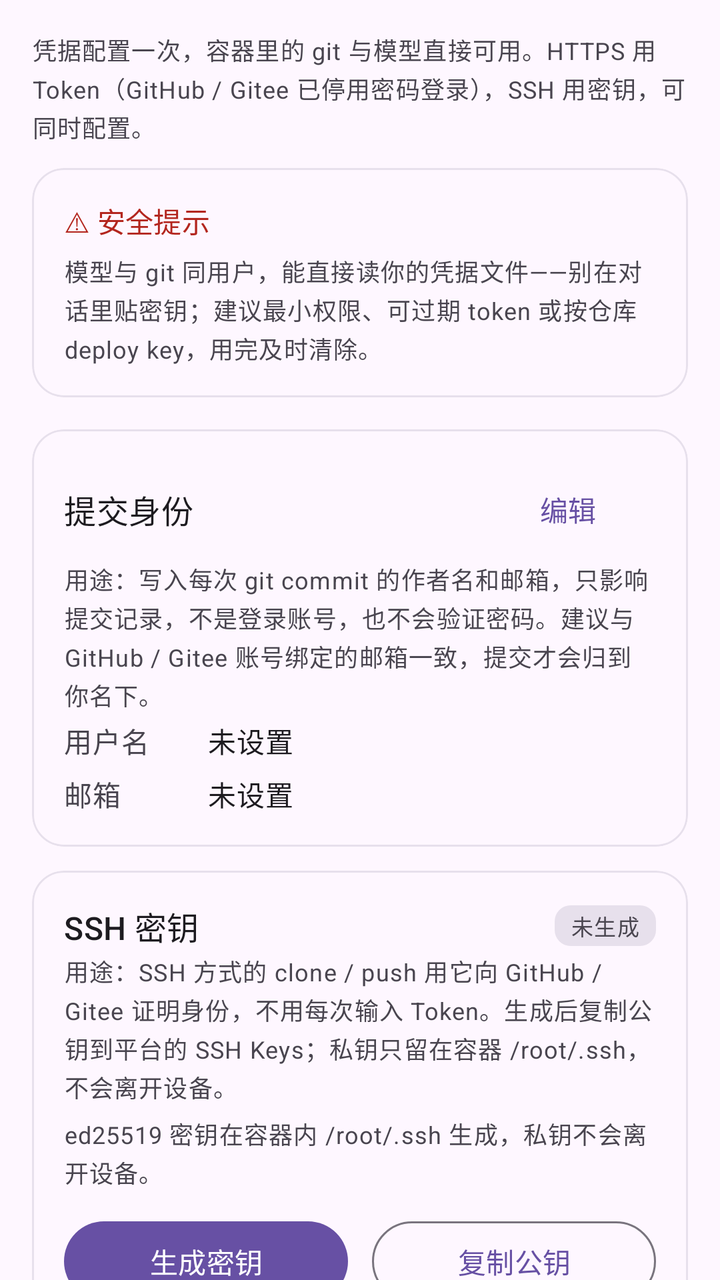
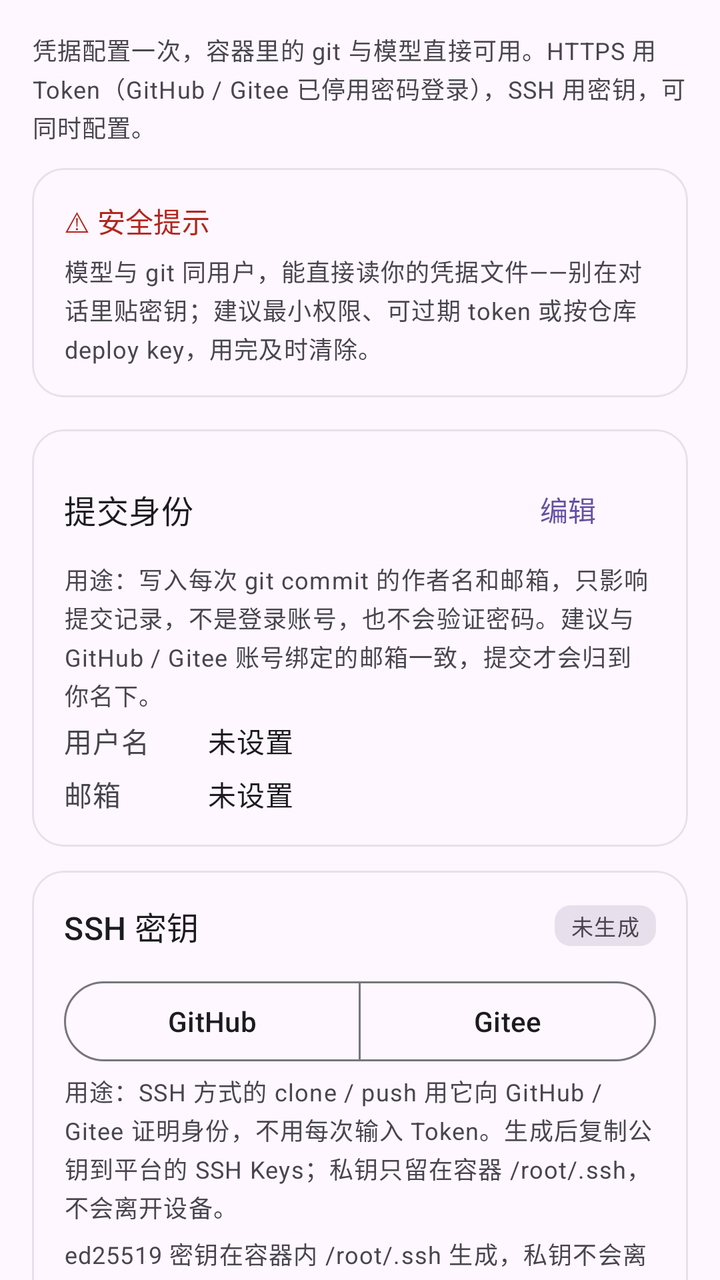

Two renders of the same Android screen: before a commit and after it. Below are the layout's source before the change and the commit's diff.
<!-- AndroidManifest.xml: application theme Theme.CodeTool.Starting -->
<!-- res/layout/fragment_git.xml -->
<?xml version="1.0" encoding="utf-8"?>
<ScrollView xmlns:android="http://schemas.android.com/apk/res/android"
    xmlns:app="http://schemas.android.com/apk/res-auto"
    android:layout_width="match_parent"
    android:layout_height="match_parent"
    android:background="?android:attr/colorBackground"
    android:scrollbars="none"
    android:fillViewport="true">

    <LinearLayout
        android:layout_width="match_parent"
        android:layout_height="wrap_content"
        android:orientation="vertical"
        android:padding="16dp">

        <com.google.android.material.textview.MaterialTextView
            android:layout_width="match_parent"
            android:layout_height="wrap_content"
            android:text="凭据配置一次，容器里的 git 与模型直接可用。HTTPS 用 Token（GitHub / Gitee 已停用密码登录），SSH 用密钥，可同时配置。"
            android:textAppearance="?attr/textAppearanceBodySmall"
            android:textColor="?attr/colorOnSurfaceVariant" />

        
        <com.google.android.material.card.MaterialCardView
            android:layout_width="match_parent"
            android:layout_height="wrap_content"
            android:layout_marginTop="12dp"
            app:cardCornerRadius="16dp"
            app:cardElevation="0dp"
            app:strokeWidth="1dp"
            app:strokeColor="?attr/colorSurfaceVariant">

            <LinearLayout
                android:layout_width="match_parent"
                android:layout_height="wrap_content"
                android:orientation="vertical"
                android:padding="16dp">

                <com.google.android.material.textview.MaterialTextView
                    android:layout_width="wrap_content"
                    android:layout_height="wrap_content"
                    android:text="⚠ 安全提示"
                    android:textAppearance="?attr/textAppearanceTitleSmall"
                    android:textColor="?attr/colorError" />

                <com.google.android.material.textview.MaterialTextView
                    android:layout_width="match_parent"
                    android:layout_height="wrap_content"
                    android:layout_marginTop="6dp"
                    android:text="模型与 git 同用户，能直接读你的凭据文件——别在对话里贴密钥；建议最小权限、可过期 token 或按仓库 deploy key，用完及时清除。"
                    android:textAppearance="?attr/textAppearanceBodySmall"
                    android:textColor="?attr/colorOnSurfaceVariant" />
            </LinearLayout>
        </com.google.android.material.card.MaterialCardView>

        
        <LinearLayout
            android:id="@+id/gitAccountList"
            android:layout_width="match_parent"
            android:layout_height="wrap_content"
            android:layout_marginTop="12dp"
            android:orientation="vertical" />

        
        <com.google.android.material.card.MaterialCardView
            android:layout_width="match_parent"
            android:layout_height="wrap_content"
            android:layout_marginTop="4dp"
            app:cardCornerRadius="16dp"
            app:cardElevation="0dp"
            app:strokeWidth="1dp"
            app:strokeColor="?attr/colorSurfaceVariant">

            <LinearLayout
                android:layout_width="match_parent"
                android:layout_height="wrap_content"
                android:orientation="vertical"
                android:padding="16dp">

                <LinearLayout
                    android:layout_width="match_parent"
                    android:layout_height="wrap_content"
                    android:gravity="center_vertical"
                    android:orientation="horizontal">

                    <com.google.android.material.textview.MaterialTextView
                        android:layout_width="0dp"
                        android:layout_height="wrap_content"
                        android:layout_weight="1"
                        android:text="提交身份"
                        android:textAppearance="?attr/textAppearanceTitleMedium"
                        android:textColor="?attr/colorOnSurface" />

                    <com.google.android.material.button.MaterialButton
                        android:id="@+id/btnEditIdentity"
                        style="@style/Widget.Material3.Button.TextButton"
                        android:layout_width="wrap_content"
                        android:layout_height="wrap_content"
                        android:text="编辑" />
                </LinearLayout>

                <com.google.android.material.textview.MaterialTextView
                    android:layout_width="match_parent"
                    android:layout_height="wrap_content"
                    android:layout_marginTop="2dp"
                    android:text="用途：写入每次 git commit 的作者名和邮箱，只影响提交记录，不是登录账号，也不会验证密码。建议与 GitHub / Gitee 账号绑定的邮箱一致，提交才会归到你名下。"
                    android:textAppearance="?attr/textAppearanceBodySmall"
                    android:textColor="?attr/colorOnSurfaceVariant" />

                <LinearLayout
                    android:layout_width="match_parent"
                    android:layout_height="wrap_content"
                    android:layout_marginTop="4dp"
                    android:orientation="horizontal">

                    <com.google.android.material.textview.MaterialTextView
                        android:layout_width="72dp"
                        android:layout_height="wrap_content"
                        android:text="用户名"
                        android:textAppearance="?attr/textAppearanceBodyMedium"
                        android:textColor="?attr/colorOnSurfaceVariant" />

                    <com.google.android.material.textview.MaterialTextView
                        android:id="@+id/gitUserName"
                        android:layout_width="0dp"
                        android:layout_height="wrap_content"
                        android:layout_weight="1"
                        android:ellipsize="end"
                        android:singleLine="true"
                        android:text="未设置"
                        android:textAppearance="?attr/textAppearanceBodyMedium"
                        android:textColor="?attr/colorOnSurface" />
                </LinearLayout>

                <LinearLayout
                    android:layout_width="match_parent"
                    android:layout_height="wrap_content"
                    android:layout_marginTop="6dp"
                    android:orientation="horizontal">

                    <com.google.android.material.textview.MaterialTextView
                        android:layout_width="72dp"
                        android:layout_height="wrap_content"
                        android:text="邮箱"
                        android:textAppearance="?attr/textAppearanceBodyMedium"
                        android:textColor="?attr/colorOnSurfaceVariant" />

                    <com.google.android.material.textview.MaterialTextView
                        android:id="@+id/gitUserEmail"
                        android:layout_width="0dp"
                        android:layout_height="wrap_content"
                        android:layout_weight="1"
                        android:ellipsize="end"
                        android:singleLine="true"
                        android:text="未设置"
                        android:textAppearance="?attr/textAppearanceBodyMedium"
                        android:textColor="?attr/colorOnSurface" />
                </LinearLayout>
            </LinearLayout>
        </com.google.android.material.card.MaterialCardView>

        
        <com.google.android.material.card.MaterialCardView
            android:layout_width="match_parent"
            android:layout_height="wrap_content"
            android:layout_marginTop="12dp"
            app:cardCornerRadius="16dp"
            app:cardElevation="0dp"
            app:strokeWidth="1dp"
            app:strokeColor="?attr/colorSurfaceVariant">

            <LinearLayout
                android:layout_width="match_parent"
                android:layout_height="wrap_content"
                android:orientation="vertical"
                android:padding="16dp">

                <LinearLayout
                    android:layout_width="match_parent"
                    android:layout_height="wrap_content"
                    android:gravity="center_vertical"
                    android:orientation="horizontal">

                    <com.google.android.material.textview.MaterialTextView
                        android:layout_width="0dp"
                        android:layout_height="wrap_content"
                        android:layout_weight="1"
                        android:text="SSH 密钥"
                        android:textAppearance="?attr/textAppearanceTitleMedium"
                        android:textColor="?attr/colorOnSurface" />

                    <com.google.android.material.textview.MaterialTextView
                        android:id="@+id/gitSshBadge"
                        android:layout_width="wrap_content"
                        android:layout_height="wrap_content"
                        android:background="@drawable/bg_badge_off"
                        android:paddingHorizontal="8dp"
                        android:paddingVertical="2dp"
                        android:text="未生成"
                        android:textAppearance="?attr/textAppearanceLabelSmall"
                        android:textColor="?attr/colorOnSurfaceVariant" />
                </LinearLayout>

                <com.google.android.material.textview.MaterialTextView
                    android:layout_width="match_parent"
                    android:layout_height="wrap_content"
                    android:layout_marginTop="2dp"
                    android:text="用途：SSH 方式的 clone / push 用它向 GitHub / Gitee 证明身份，不用每次输入 Token。生成后复制公钥到平台的 SSH Keys；私钥只留在容器 /root/.ssh，不会离开设备。"
                    android:textAppearance="?attr/textAppearanceBodySmall"
                    android:textColor="?attr/colorOnSurfaceVariant" />

                <com.google.android.material.textview.MaterialTextView
                    android:id="@+id/gitSshHint"
                    android:layout_width="match_parent"
                    android:layout_height="wrap_content"
                    android:layout_marginTop="6dp"
                    android:text="ed25519 密钥在容器内 /root/.ssh 生成，私钥不会离开设备。"
                    android:textAppearance="?attr/textAppearanceBodySmall"
                    android:textColor="?attr/colorOnSurfaceVariant" />

                <LinearLayout
                    android:layout_width="match_parent"
                    android:layout_height="wrap_content"
                    android:layout_marginTop="12dp"
                    android:orientation="horizontal">

                    <com.google.android.material.button.MaterialButton
                        android:id="@+id/btnGenSsh"
                        android:layout_width="0dp"
                        android:layout_height="wrap_content"
                        android:layout_weight="1"
                        android:text="生成密钥" />

                    
                    <com.google.android.material.button.MaterialButton
                        android:id="@+id/btnCopySsh"
                        style="@style/Widget.Material3.Button.OutlinedButton"
                        android:layout_width="0dp"
                        android:layout_height="wrap_content"
                        android:layout_marginStart="12dp"
                        android:layout_weight="1"
                        android:text="复制公钥" />
                </LinearLayout>

                <com.google.android.material.button.MaterialButton
                    android:id="@+id/btnTestSsh"
                    style="@style/Widget.Material3.Button.OutlinedButton"
                    android:layout_width="match_parent"
                    android:layout_height="wrap_content"
                    android:layout_marginTop="8dp"
                    android:text="测试 SSH 连接（GitHub / Gitee）" />

                <com.google.android.material.textview.MaterialTextView
                    android:id="@+id/gitSshResult"
                    android:layout_width="match_parent"
                    android:layout_height="wrap_content"
                    android:layout_marginTop="8dp"
                    android:fontFamily="monospace"
                    android:textSize="12sp"
                    android:textColor="?attr/colorOnSurfaceVariant"
                    android:visibility="gone" />
            </LinearLayout>
        </com.google.android.material.card.MaterialCardView>

        <com.google.android.material.textview.MaterialTextView
            android:layout_width="match_parent"
            android:layout_height="wrap_content"
            android:layout_marginTop="12dp"
            android:text="提示：模型执行的 git 命令会自动读取这些凭据；换 token 后无需重启容器，新命令即刻生效。"
            android:textAppearance="?attr/textAppearanceBodySmall"
            android:textColor="?attr/colorOnSurfaceVariant" />
    </LinearLayout>
</ScrollView>
<!-- resources referenced by this layout -->
<resources>
  <!-- drawable bg_badge_off (drawable) -->
  <?xml version="1.0" encoding="utf-8"?>
  <shape xmlns:android="http://schemas.android.com/apk/res/android"
      android:shape="rectangle">
      <solid android:color="?attr/colorSurfaceVariant" />
      <corners android:radius="8dp" />
  </shape>
  <style name="Theme.CodeTool.Starting" parent="Theme.Material3.DayNight.NoActionBar">
          <item name="android:windowBackground">?android:colorBackground</item>
          <item name="android:statusBarColor" tools:targetApi="l">?android:colorBackground</item>
      </style>
</resources>

<!-- the commit's change to res/layout/fragment_git.xml (unified diff, before → after) -->
@@ -201,6 +201,33 @@
                         android:textColor="?attr/colorOnSurfaceVariant" />
                 </LinearLayout>
 
+                
+                <com.google.android.material.button.MaterialButtonToggleGroup
+                    android:id="@+id/gitSshPlatformToggle"
+                    android:layout_width="match_parent"
+                    android:layout_height="wrap_content"
+                    android:layout_marginTop="12dp"
+                    app:singleSelection="true"
+                    app:selectionRequired="true">
+
+                    <com.google.android.material.button.MaterialButton
+                        android:id="@+id/gitSshPlatformGithub"
+                        style="?attr/materialButtonOutlinedStyle"
+                        android:layout_width="0dp"
+                        android:layout_height="wrap_content"
+                        android:layout_weight="1"
+                        android:text="GitHub" />
+
+                    <com.google.android.material.button.MaterialButton
+                        android:id="@+id/gitSshPlatformGitee"
+                        style="?attr/materialButtonOutlinedStyle"
+                        android:layout_width="0dp"
+                        android:layout_height="wrap_content"
+                        android:layout_marginStart="12dp"
+                        android:layout_weight="1"
+                        android:text="Gitee" />
+                </com.google.android.material.button.MaterialButtonToggleGroup>
+
                 <com.google.android.material.textview.MaterialTextView
                     android:layout_width="match_parent"
                     android:layout_height="wrap_content"
@@ -233,22 +260,37 @@
 
                     
                     <com.google.android.material.button.MaterialButton
+                        android:id="@+id/btnImportSsh"
+                        style="@style/Widget.Material3.Button.OutlinedButton"
+                        android:layout_width="0dp"
+                        android:layout_height="wrap_content"
+                        android:layout_marginStart="12dp"
+                        android:layout_weight="1"
+                        android:text="手动导入" />
+                </LinearLayout>
+
+                <LinearLayout
+                    android:layout_width="match_parent"
+                    android:layout_height="wrap_content"
+                    android:layout_marginTop="8dp"
+                    android:orientation="horizontal">
+
+                    <com.google.android.material.button.MaterialButton
                         android:id="@+id/btnCopySsh"
+                        android:layout_width="0dp"
+                        android:layout_height="wrap_content"
+                        android:layout_weight="1"
+                        android:text="复制公钥" />
+
+                    <com.google.android.material.button.MaterialButton
+                        android:id="@+id/btnTestSsh"
                         style="@style/Widget.Material3.Button.OutlinedButton"
                         android:layout_width="0dp"
                         android:layout_height="wrap_content"
                         android:layout_marginStart="12dp"
                         android:layout_weight="1"
-                        android:text="复制公钥" />
-                </LinearLayout>
-
-                <com.google.android.material.button.MaterialButton
-                    android:id="@+id/btnTestSsh"
-                    style="@style/Widget.Material3.Button.OutlinedButton"
-                    android:layout_width="match_parent"
-                    android:layout_height="wrap_content"
-                    android:layout_marginTop="8dp"
-                    android:text="测试 SSH 连接（GitHub / Gitee）" />
+                        android:text="测试 SSH" />
+                </LinearLayout>
 
                 <com.google.android.material.textview.MaterialTextView
                     android:id="@+id/gitSshResult"
